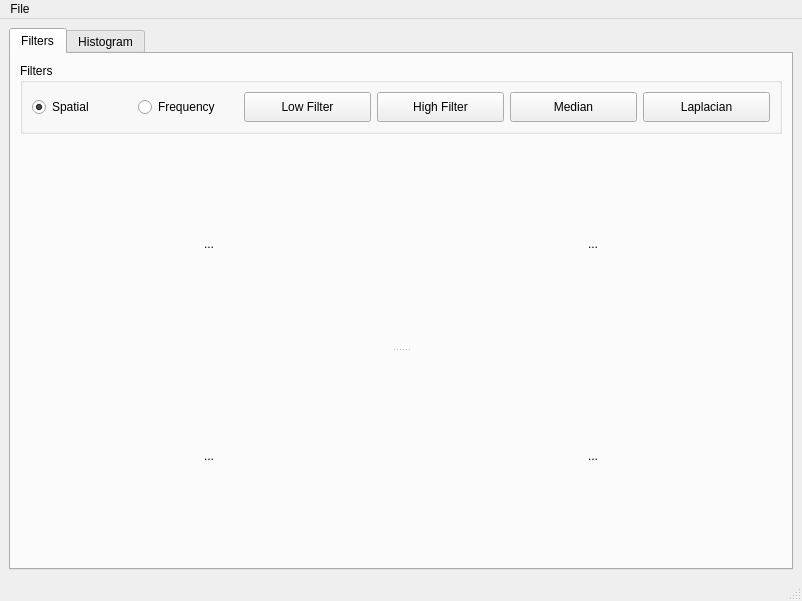
Old version of the form Task1_1.ui in the repository osama51/cv-image-filters.
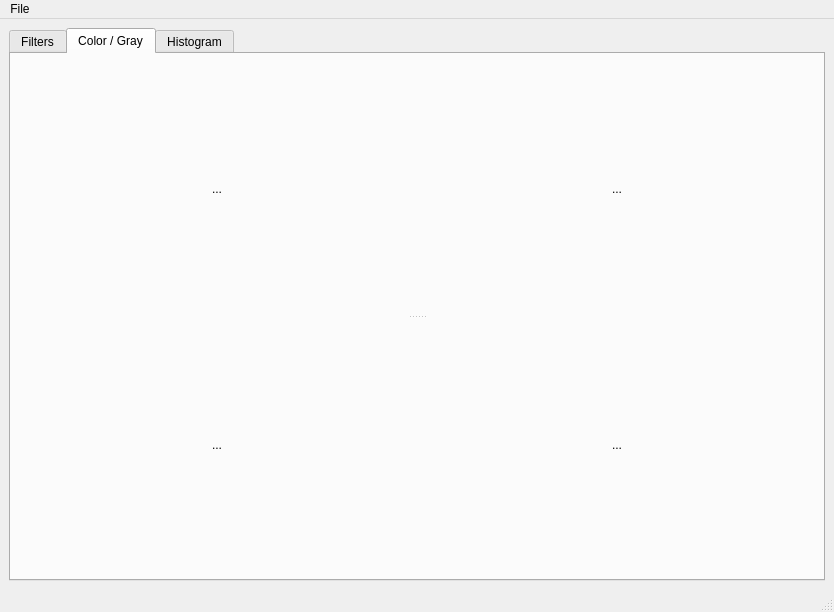
New version of the form. The open tabs and pages were chosen to show the change. Custom widgets are drawn as their Qt base class.

Commit message: added colors - life is colorful

```diff
--- a/Task1_1.ui
+++ b/Task1_1.ui
@@ -6,8 +6,8 @@
    <rect>
     <x>0</x>
     <y>0</y>
-    <width>802</width>
-    <height>601</height>
+    <width>834</width>
+    <height>612</height>
    </rect>
   </property>
   <property name="windowTitle">
@@ -307,6 +307,176 @@
         </item>
        </layout>
       </widget>
+      <widget class="QWidget" name="tab_3">
+       <attribute name="title">
+        <string>Color / Gray</string>
+       </attribute>
+       <layout class="QGridLayout" name="gridLayout">
+        <item row="0" column="0">
+         <widget class="QSplitter" name="splitter_3">
+          <property name="orientation">
+           <enum>Qt::Vertical</enum>
+          </property>
+          <widget class="QWidget" name="widget_10" native="true">
+           <property name="sizePolicy">
+            <sizepolicy hsizetype="Preferred" vsizetype="Preferred">
+             <horstretch>0</horstretch>
+             <verstretch>50</verstretch>
+            </sizepolicy>
+           </property>
+           <property name="minimumSize">
+            <size>
+             <width>0</width>
+             <height>0</height>
+            </size>
+           </property>
+           <layout class="QHBoxLayout" name="horizontalLayout_6">
+            <item>
+             <widget class="QWidget" name="widget_11" native="true">
+              <layout class="QGridLayout" name="gridLayout_9">
+               <item row="0" column="0">
+                <widget class="QLabel" name="original_img_label_2">
+                 <property name="sizePolicy">
+                  <sizepolicy hsizetype="Ignored" vsizetype="Ignored">
+                   <horstretch>0</horstretch>
+                   <verstretch>0</verstretch>
+                  </sizepolicy>
+                 </property>
+                 <property name="maximumSize">
+                  <size>
+                   <width>16666</width>
+                   <height>16666</height>
+                  </size>
+                 </property>
+                 <property name="text">
+                  <string>...</string>
+                 </property>
+                 <property name="scaledContents">
+                  <bool>true</bool>
+                 </property>
+                 <property name="alignment">
+                  <set>Qt::AlignCenter</set>
+                 </property>
+                </widget>
+               </item>
+              </layout>
+             </widget>
+            </item>
+            <item>
+             <widget class="QWidget" name="widget_12" native="true">
+              <layout class="QGridLayout" name="gridLayout_10">
+               <item row="0" column="0">
+                <widget class="QLabel" name="rgb_img_label">
+                 <property name="sizePolicy">
+                  <sizepolicy hsizetype="Ignored" vsizetype="Ignored">
+                   <horstretch>0</horstretch>
+                   <verstretch>0</verstretch>
+                  </sizepolicy>
+                 </property>
+                 <property name="maximumSize">
+                  <size>
+                   <width>16666</width>
+                   <height>16666</height>
+                  </size>
+                 </property>
+                 <property name="text">
+                  <string>...</string>
+                 </property>
+                 <property name="scaledContents">
+                  <bool>true</bool>
+                 </property>
+                 <property name="alignment">
+                  <set>Qt::AlignCenter</set>
+                 </property>
+                </widget>
+               </item>
+              </layout>
+             </widget>
+            </item>
+           </layout>
+          </widget>
+          <widget class="QWidget" name="widget_13" native="true">
+           <property name="sizePolicy">
+            <sizepolicy hsizetype="Preferred" vsizetype="Expanding">
+             <horstretch>0</horstretch>
+             <verstretch>50</verstretch>
+            </sizepolicy>
+           </property>
+           <layout class="QHBoxLayout" name="horizontalLayout_7">
+            <item>
+             <widget class="QWidget" name="widget_14" native="true">
+              <layout class="QGridLayout" name="gridLayout_11">
+               <item row="0" column="0">
+                <widget class="QLabel" name="original_gray_img_label">
+                 <property name="sizePolicy">
+                  <sizepolicy hsizetype="Ignored" vsizetype="Ignored">
+                   <horstretch>0</horstretch>
+                   <verstretch>0</verstretch>
+                  </sizepolicy>
+                 </property>
+                 <property name="maximumSize">
+                  <size>
+                   <width>16666</width>
+                   <height>16666</height>
+                  </size>
+                 </property>
+                 <property name="text">
+                  <string>...</string>
+                 </property>
+                 <property name="scaledContents">
+                  <bool>true</bool>
+                 </property>
+                 <property name="alignment">
+                  <set>Qt::AlignCenter</set>
+                 </property>
+                </widget>
+               </item>
+              </layout>
+             </widget>
+            </item>
+            <item>
+             <widget class="QWidget" name="widget_15" native="true">
+              <property name="sizePolicy">
+               <sizepolicy hsizetype="Preferred" vsizetype="Preferred">
+                <horstretch>0</horstretch>
+                <verstretch>0</verstretch>
+               </sizepolicy>
+              </property>
+              <layout class="QGridLayout" name="gridLayout_12">
+               <item row="0" column="0">
+                <widget class="QLabel" name="gray_img_label">
+                 <property name="sizePolicy">
+                  <sizepolicy hsizetype="Ignored" vsizetype="Ignored">
+                   <horstretch>0</horstretch>
+                   <verstretch>0</verstretch>
+                  </sizepolicy>
+                 </property>
+                 <property name="maximumSize">
+                  <size>
+                   <width>16666</width>
+                   <height>16666</height>
+                  </size>
+                 </property>
+                 <property name="text">
+                  <string>...</string>
+                 </property>
+                 <property name="scaledContents">
+                  <bool>true</bool>
+                 </property>
+                 <property name="alignment">
+                  <set>Qt::AlignCenter</set>
+                 </property>
+                </widget>
+               </item>
+              </layout>
+             </widget>
+            </item>
+           </layout>
+          </widget>
+         </widget>
+        </item>
+       </layout>
+      </widget>
       <widget class="QWidget" name="tab_2">
        <attribute name="title">
         <string>Histogram</string>
@@ -490,7 +660,7 @@
     <rect>
      <x>0</x>
      <y>0</y>
-     <width>802</width>
+     <width>834</width>
      <height>21</height>
     </rect>
    </property>
```
Left out of the diff: 22 changed lines with no effect on the pictures. The commit also changes 9 other files.
